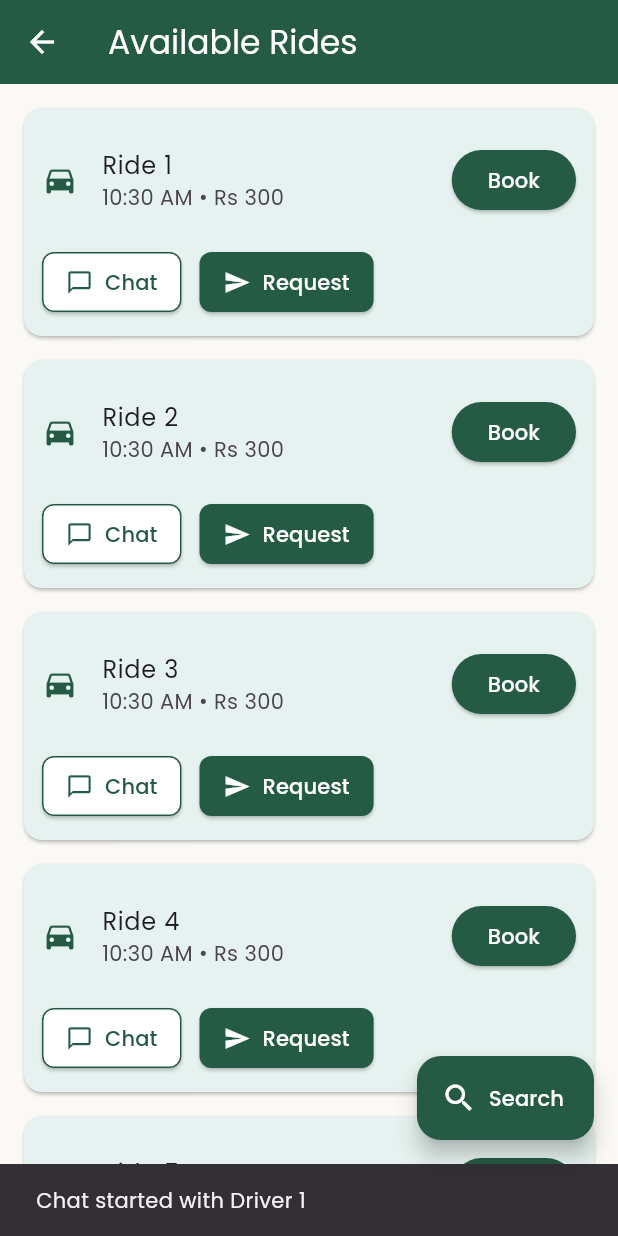
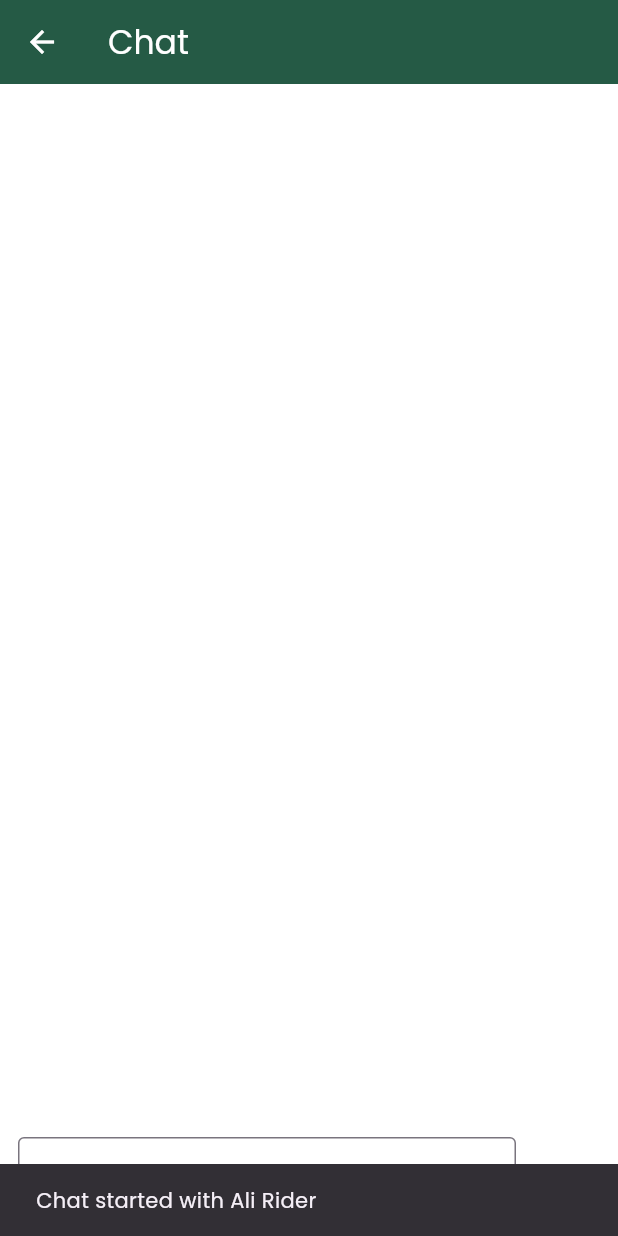
Before and after one commit to alibassam24/Carpool, a Flutter app: the RidesScreen screen opened directly, after a tap on "Search", after a tap on "Chat", on a phone screen of 412 x 824 dp. Run offline on Flutter 3.47's test engine with Material 3 defaults, Android fonts, the phone set to English and light mode, and no system bars; our stand-ins replace get, google_fonts, shared_preferences; accounts and stored records are empty.

Commit message:
dummy services, chat,user, chat screen, chat button , request button

```diff
--- /dev/null
+++ b/lib/screens/rider/chat_screen.dart
@@ -0,0 +1,91 @@
+import 'package:flutter/material.dart';
+import '../../services/chat_service.dart';
+
+class ChatScreen extends StatefulWidget {
+  final String currentUserId;
+  final String otherUserId;
+
+  const ChatScreen({
+    super.key,
+    required this.currentUserId,
+    required this.otherUserId,
+  });
+
+  @override
+  State<ChatScreen> createState() => _ChatScreenState();
+}
+
+class _ChatScreenState extends State<ChatScreen> {
+  final TextEditingController _messageController = TextEditingController();
+
+  void _sendMessage() {
+    final text = _messageController.text.trim();
+    if (text.isEmpty) return;
+
+    ChatService.sendMessage(widget.currentUserId, widget.otherUserId, text);
+    _messageController.clear();
+    setState(() {}); // refresh chat list
+  }
+
+  @override
+  Widget build(BuildContext context) {
+    final messages = ChatService.getMessagesFor(widget.currentUserId, widget.otherUserId);
+
+    return Scaffold(
+      appBar: AppBar(
+        title: const Text("Chat"),
+        backgroundColor: const Color(0xFF255A45),
+      ),
+      body: Column(
+        children: [
+          Expanded(
+            child: ListView(
+              reverse: true,
+              padding: const EdgeInsets.all(16),
+              children: messages.reversed.map((msg) {
+                final isMe = msg.senderId == widget.currentUserId;
+                return Align(
+                  alignment: isMe ? Alignment.centerRight : Alignment.centerLeft,
+                  child: Container(
+                    padding: const EdgeInsets.all(12),
+                    margin: const EdgeInsets.symmetric(vertical: 6),
+                    decoration: BoxDecoration(
+                      color: isMe ? const Color(0xFF255A45) : const Color(0xFFE6F2EF),
+                      borderRadius: BorderRadius.circular(12),
+                    ),
+                    child: Text(
+                      msg.message,
+                      style: TextStyle(color: isMe ? Colors.white : Colors.black),
+                    ),
+                  ),
+                );
+              }).toList(),
+            ),
+          ),
+          Padding(
+            padding: const EdgeInsets.symmetric(horizontal: 12, vertical: 10),
+            child: Row(
+              children: [
+                Expanded(
+                  child: TextField(
+                    controller: _messageController,
+                    decoration: const InputDecoration(
+                      hintText: "Type a message...",
+                      border: OutlineInputBorder(),
+                    ),
+                  ),
+                ),
+                const SizedBox(width: 8),
+                IconButton(
+                  icon: const Icon(Icons.send),
+                  onPressed: _sendMessage,
+                  color: const Color(0xFF255A45),
+                ),
+              ],
+            ),
+          ),
+        ],
+      ),
+    );
+  }
+}
--- a/lib/screens/rider/rides_screen.dart
+++ b/lib/screens/rider/rides_screen.dart
@@ -1,7 +1,9 @@
+import 'package:carpool_connect/screens/rider/chat_screen.dart';
+import 'package:carpool_connect/services/user_service.dart';
 import 'package:flutter/material.dart';
 import '/services/chat_service.dart';
 
-List<Map<String, dynamic>> chats = ChatService().getAllChats();
+//List<Map<String, dynamic>> chats = ChatService().getChatU();
 class RidesScreen extends StatefulWidget {
   const RidesScreen({super.key});
 
@@ -10,7 +12,8 @@ class RidesScreen extends StatefulWidget {
 }
 
 class _RidesScreenState extends State<RidesScreen> {
-  final List<String> _rides = [];
+  //final List<String> _rides = [];
+  final List<Map<String, dynamic>> _rides = [];
   bool _isLoadingMore = false;
   bool _hasMore = true;
   int _page = 1;
@@ -56,10 +59,16 @@ class _RidesScreenState extends State<RidesScreen> {
     }
 
     // 🧪 Mock ride data
-    List<String> newRides = List.generate(
-      10,
-      (index) => "Ride ${((_page - 1) * 10) + index + 1}",
-    );
+   List<Map<String, dynamic>> newRides = List.generate(
+  10,
+  (index) => {
+    'title': "Ride ${((_page - 1) * 10) + index + 1}",
+    'time': "10:30 AM",
+    'price': "Rs 300",
+    'createdBy': index % 2 == 0 ? '1' : '2', // alternating user IDs
+  },
+);
+
 
     setState(() {
       _rides.addAll(newRides);
@@ -171,9 +180,10 @@ class _RidesScreenState extends State<RidesScreen> {
 
 itemBuilder: (context, index) {
   if (index < _rides.length) {
-    final rideTitle = _rides[index];
-    final driverName = "Driver ${index + 1}"; // Simulated driver name
-
+   final ride = _rides[index];
+  final createdBy = ride['createdBy'];
+  final driver = UserService.dummyUsers.firstWhere((u) => u.id == createdBy);
+  final driverName = driver.name;
     return Card(
       color: const Color(0xFFE6F2EF),
       margin: const EdgeInsets.only(bottom: 16),
@@ -186,7 +196,7 @@ itemBuilder: (context, index) {
             ListTile(
               contentPadding: EdgeInsets.zero,
               leading: const Icon(Icons.directions_car, color: Color(0xFF255A45)),
-              title: Text(rideTitle),
+              title: Text(driverName),
               subtitle: const Text("10:30 AM • Rs 300"),
               trailing: ElevatedButton(
                 onPressed: () {
@@ -204,7 +214,16 @@ itemBuilder: (context, index) {
                 ElevatedButton.icon(
                   onPressed: () {
                     try {
-                      ChatService().startChatWith(driverName);
+                      Navigator.push(
+                      context,
+                      MaterialPageRoute(
+                        builder: (_) => ChatScreen(
+                          currentUserId: UserService.currentUser.id,
+                          otherUserId: driver.id,
+                        ),
+                      ),
+                    );
+
                       ScaffoldMessenger.of(context).showSnackBar(
                         SnackBar(content: Text("Chat started with $driverName")),
                       );
--- a/lib/services/chat_service.dart
+++ b/lib/services/chat_service.dart
@@ -1,30 +1,45 @@
+// lib/services/chat_service.dart
+
+class ChatMessage {
+  final String senderId;
+  final String receiverId;
+  final String message;
+  final DateTime timestamp;
+
+  ChatMessage({
+    required this.senderId,
+    required this.receiverId,
+    required this.message,
+    required this.timestamp,
+  });
+}
+
 class ChatService {
-  static final ChatService _instance = ChatService._internal();
+  static final List<ChatMessage> _messages = [];
 
-  factory ChatService() => _instance;
-
-  ChatService._internal();
-
-  final List<Map<String, dynamic>> chats = [];
-
-  void startChatWith(String name, {bool isDriver = true}) {
-    try {
-      final existing = chats.firstWhere((chat) => chat['name'] == name, orElse: () => {});
-      if (existing.isNotEmpty) return;
-
-      chats.add({
-        'name': name,
-        'lastMessage': 'You started a chat',
-        'time': 'Now',
-        'unread': 0,
-        'userType': isDriver ? 'Driver' : 'Passenger',
-        'status': 'online',
-        'archived': false,
-      });
-    } catch (e) {
-      print('Error starting chat: $e');
-    }
+  static List<ChatMessage> getMessagesFor(String userId1, String userId2) {
+    return _messages
+        .where((m) =>
+            (m.senderId == userId1 && m.receiverId == userId2) ||
+            (m.senderId == userId2 && m.receiverId == userId1))
+        .toList();
   }
 
-  List<Map<String, dynamic>> getAllChats() => chats;
+  static void sendMessage(String fromId, String toId, String message) {
+    _messages.add(ChatMessage(
+      senderId: fromId,
+      receiverId: toId,
+      message: message,
+      timestamp: DateTime.now(),
+    ));
+  }
+
+  static List<String> getChatUsers(String currentUserId) {
+    final Set<String> chatUserIds = {};
+    for (var msg in _messages) {
+      if (msg.senderId == currentUserId) chatUserIds.add(msg.receiverId);
+      if (msg.receiverId == currentUserId) chatUserIds.add(msg.senderId);
+    }
+    return chatUserIds.toList();
+  }
 }
```
Also changed, not shown: lib/screens/auth/login_screen.dart (+43 -19 lines), lib/services/ride_service.dart (+45 -0 lines), lib/services/user_service.dart (+61 -0 lines).
